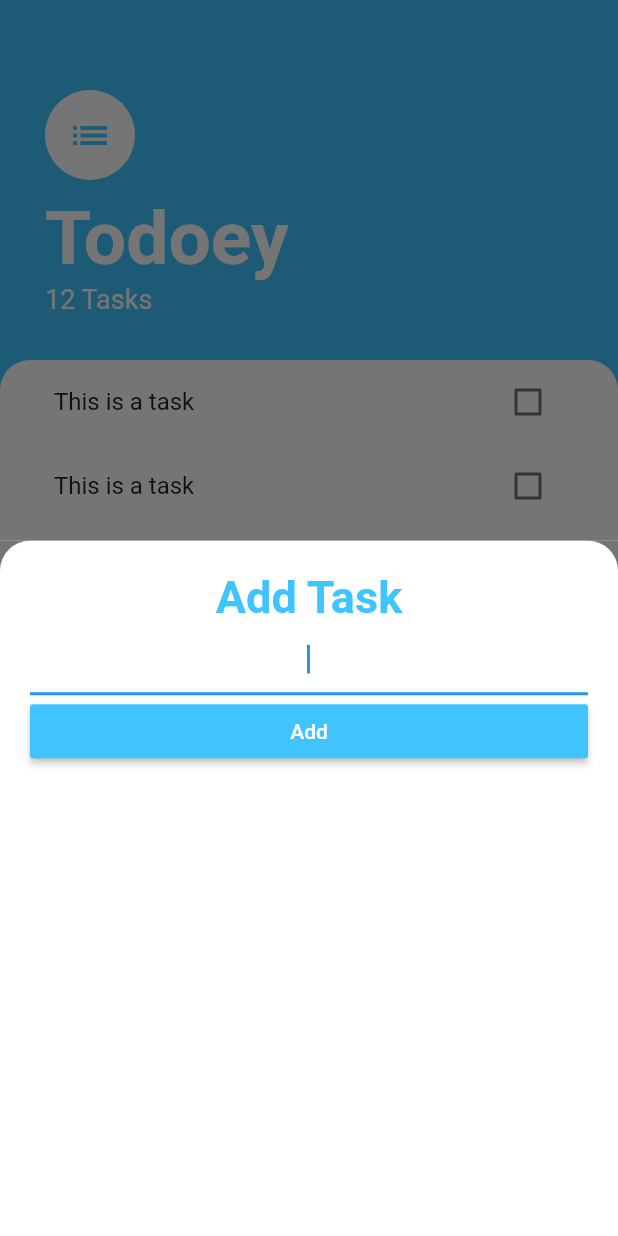
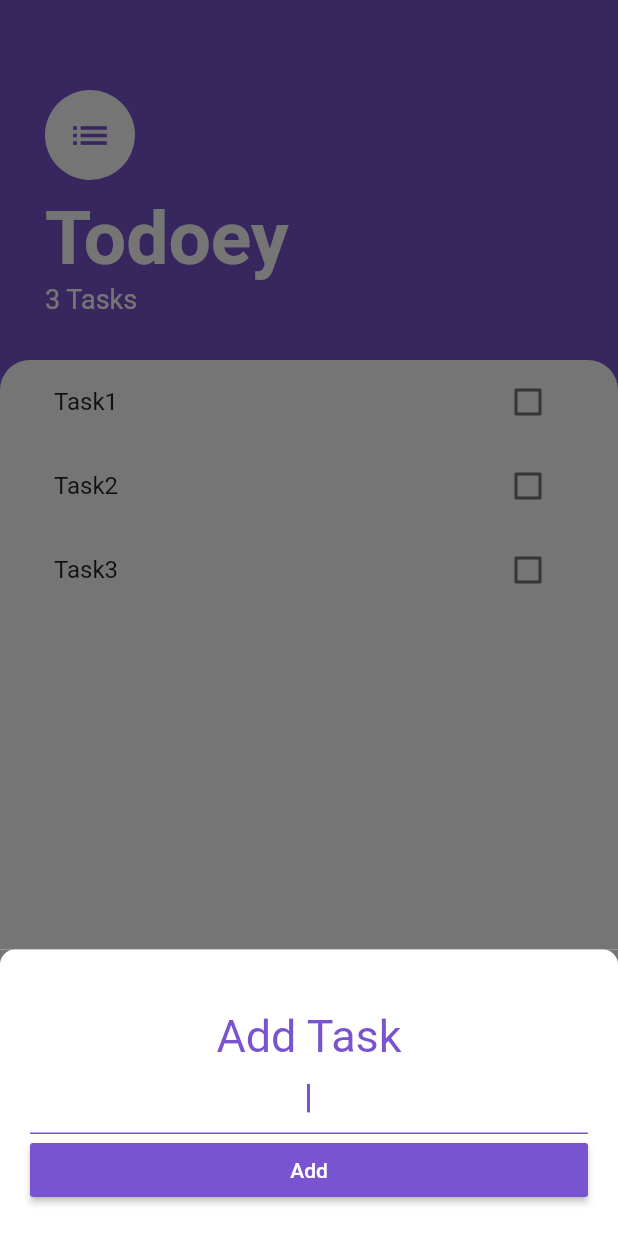
Before and after one commit to manvendrasingh09/Codes, a Flutter app: the TasksScreen screen opened directly, after a tap on the "add" icon, on a phone screen of 412 x 824 dp. Run offline on Flutter 3.47's test engine with Material 2 defaults, Android fonts, the phone set to English and light mode, and no system bars; our stand-ins replace animated_text_kit, audioplayers, cloud_firestore, firebase_auth, firebase_core, flutter_spinkit and 4 more; accounts and stored records are empty.

Commit message:
using Android Studio

```diff
--- a/AppDev/todoey/lib/main.dart
+++ b/AppDev/todoey/lib/main.dart
@@ -1,4 +1,6 @@
 import 'package:flutter/material.dart';
+import 'package:provider/provider.dart';
+import 'package:todoey/models/task_data.dart';
 import 'screens/task_screen.dart';
 
 void main() {
@@ -10,8 +12,11 @@ class MyApp extends StatelessWidget {
 
   @override
   Widget build(BuildContext context) {
-    return MaterialApp(
-      home: TasksScreen(),
+    return ChangeNotifierProvider(
+      create: (context) => TaskData(),
+      child: const MaterialApp(
+        home: TasksScreen(),
+      ),
     );
   }
 }
--- /dev/null
+++ b/AppDev/todoey/lib/models/task.dart
@@ -0,0 +1,9 @@
+class Task {
+  late final String name;
+  bool isDone;
+
+  Task({required this.name, this.isDone = false});
+  void toggleDone() {
+    isDone = !isDone;
+  }
+}
--- /dev/null
+++ b/AppDev/todoey/lib/models/task_data.dart
@@ -0,0 +1,35 @@
+import 'package:flutter/material.dart';
+import 'package:todoey/models/task.dart';
+import 'dart:collection';
+
+class TaskData extends ChangeNotifier {
+  final List<Task> _tasks = [
+    Task(name: 'Task1'),
+    Task(name: 'Task2'),
+    Task(name: 'Task3'),
+  ];
+
+  UnmodifiableListView<Task> get tasks {
+    return UnmodifiableListView(_tasks);
+  }
+
+  int get taskCount {
+    return _tasks.length;
+  }
+
+  void addTask(String newTaskTitle) {
+    final task = Task(name: newTaskTitle);
+    _tasks.add(task);
+    notifyListeners();
+  }
+
+  void updateTask(Task task) {
+    task.toggleDone();
+    notifyListeners();
+  }
+
+  void deleteTask(Task task) {
+    _tasks.remove(task);
+    notifyListeners();
+  }
+}
--- a/AppDev/todoey/lib/screens/add_task_screen.dart
+++ b/AppDev/todoey/lib/screens/add_task_screen.dart
@@ -1,40 +1,63 @@
 import 'package:flutter/material.dart';
+
+import 'package:provider/provider.dart';
+import 'package:todoey/models/task_data.dart';
 
 class AddTaskScreen extends StatelessWidget {
   const AddTaskScreen({super.key});
 
   @override
   Widget build(BuildContext context) {
+    late String newTaskTitle;
+
     return Container(
       color: const Color(0xFF757575),
       child: Container(
-        padding: const EdgeInsets.all(20),
+        padding: const EdgeInsets.all(20.0),
         decoration: const BoxDecoration(
           color: Colors.white,
           borderRadius: BorderRadius.only(
-            topRight: Radius.circular(20),
-            topLeft: Radius.circular(20),
+            topLeft: Radius.circular(10.0),
+            topRight: Radius.circular(10.0),
           ),
         ),
         child: Column(
           crossAxisAlignment: CrossAxisAlignment.stretch,
           children: [
+            const SizedBox(
+              height: 20.0,
+            ),
             const Text(
               'Add Task',
               textAlign: TextAlign.center,
               style: TextStyle(
-                color: Colors.lightBlueAccent,
-                fontWeight: FontWeight.bold,
-                fontSize: 30,
+                color: Color(0xFF7954D0),
+                fontSize: 30.0,
               ),
             ),
-            const TextField(
+            TextField(
+              decoration: const InputDecoration(
+                enabledBorder: UnderlineInputBorder(
+                  borderSide: BorderSide(color: Color(0xFF7954D0)),
+                ),
+                focusedBorder: UnderlineInputBorder(
+                  borderSide: BorderSide(color: Color(0xFF7954D0)),
+                ),
+              ),
+              cursorColor: const Color(0xFF7954D0),
               autofocus: true,
               textAlign: TextAlign.center,
+              onChanged: (newText) {
+                newTaskTitle = newText;
+              },
             ),
             MaterialButton(
-              color: Colors.lightBlueAccent,
-              onPressed: () {},
+              color: const Color(0xFF7954D0),
+              onPressed: () {
+                Provider.of<TaskData>(context, listen: false)
+                    .addTask(newTaskTitle);
+                Navigator.pop(context);
+              },
               child: const Text(
                 'Add',
                 style: TextStyle(
--- a/AppDev/todoey/lib/screens/task_screen.dart
+++ b/AppDev/todoey/lib/screens/task_screen.dart
@@ -1,6 +1,8 @@
 import 'package:flutter/material.dart';
+import 'package:todoey/models/task_data.dart';
 import 'package:todoey/widgets/tasks_list.dart';
 import 'package:todoey/screens/add_task_screen.dart';
+import 'package:provider/provider.dart';
 
 class TasksScreen extends StatelessWidget {
   const TasksScreen({super.key});
@@ -8,12 +10,21 @@ class TasksScreen extends StatelessWidget {
   @override
   Widget build(BuildContext context) {
     return Scaffold(
-      backgroundColor: Colors.lightBlueAccent,
+      backgroundColor: const Color(0xFF7954D0),
       floatingActionButton: FloatingActionButton(
-        backgroundColor: Colors.lightBlueAccent,
+        backgroundColor: const Color(0xFF7954D0),
         onPressed: () {
           showModalBottomSheet(
-              context: context, builder: (context) => const AddTaskScreen());
+            context: context,
+            isScrollControlled: true,
+            builder: (context) => SingleChildScrollView(
+              child: Container(
+                padding: EdgeInsets.only(
+                    bottom: MediaQuery.of(context).viewInsets.bottom),
+                child: const AddTaskScreen(),
+              ),
+            ),
+          );
         },
         child: const Icon(Icons.add),
       ),
@@ -23,22 +34,22 @@ class TasksScreen extends StatelessWidget {
           Container(
             padding:
                 const EdgeInsets.only(top: 60, left: 30, right: 30, bottom: 30),
-            child: const Column(
+            child: Column(
               crossAxisAlignment: CrossAxisAlignment.start,
               children: [
-                CircleAvatar(
+                const CircleAvatar(
                   backgroundColor: Colors.white,
                   radius: 30,
                   child: Icon(
                     Icons.list,
                     size: 30,
-                    color: Colors.lightBlueAccent,
+                    color: Color(0xFF7954D0),
                   ),
                 ),
-                SizedBox(
+                const SizedBox(
                   height: 10,
                 ),
-                Text(
+                const Text(
                   'Todoey',
                   style: TextStyle(
                     color: Colors.white,
@@ -47,8 +58,8 @@ class TasksScreen extends StatelessWidget {
                   ),
                 ),
                 Text(
-                  '12 Tasks',
-                  style: TextStyle(
+                  '${Provider.of<TaskData>(context).taskCount} Tasks',
+                  style: const TextStyle(
                     color: Colors.white,
                     fontSize: 18,
                   ),
--- a/AppDev/todoey/lib/widgets/tasks_list.dart
+++ b/AppDev/todoey/lib/widgets/tasks_list.dart
@@ -1,17 +1,31 @@
 import 'package:flutter/material.dart';
 import 'package:todoey/widgets/tasks_tile.dart';
+import 'package:provider/provider.dart';
+import 'package:todoey/models/task_data.dart';
 
 class TasksList extends StatelessWidget {
   const TasksList({super.key});
 
   @override
   Widget build(BuildContext context) {
-    return ListView(
-      children: const [
-        TaskTile(),
-        TaskTile(),
-        TaskTile(),
-      ],
+    return Consumer<TaskData>(
+      builder: (context, taskData, child) {
+        return ListView.builder(
+          itemBuilder: (context, index) {
+            return TaskTile(
+              taskTitle: taskData.tasks[index].name,
+              isChecked: taskData.tasks[index].isDone,
+              checkboxCallback: (checkboxState) {
+                taskData.updateTask(taskData.tasks[index]);
+              },
+              longPressCallback: () {
+                taskData.deleteTask(taskData.tasks[index]);
+              },
+            );
+          },
+          itemCount: taskData.taskCount,
+        );
+      },
     );
   }
 }
--- a/AppDev/todoey/lib/widgets/tasks_tile.dart
+++ b/AppDev/todoey/lib/widgets/tasks_tile.dart
@@ -1,53 +1,33 @@
 import 'package:flutter/material.dart';
 
-class TaskTile extends StatefulWidget {
-  const TaskTile({super.key});
+class TaskTile extends StatelessWidget {
+  const TaskTile(
+      {required this.taskTitle,
+      required this.isChecked,
+      required this.checkboxCallback,
+      required this.longPressCallback,
+      super.key});
 
-  @override
-  State<TaskTile> createState() => _TaskTileState();
-}
-
-class _TaskTileState extends State<TaskTile> {
-  bool isChecked = false;
+  final bool isChecked;
+  final String taskTitle;
+  final void Function(bool?) checkboxCallback;
+  final Function() longPressCallback;
 
   @override
   Widget build(BuildContext context) {
     return ListTile(
+      onLongPress: longPressCallback,
       title: Text(
-        'This is a task',
+        taskTitle,
         style: TextStyle(
           decoration: isChecked ? TextDecoration.lineThrough : null,
         ),
       ),
-      trailing: TaskCheckbox(
-        checkboxState: isChecked,
-        toggleCheckboxState: (bool? checkboxState) {
-          setState(
-            () {
-              isChecked = checkboxState ?? true;
-            },
-          );
-        },
+      trailing: Checkbox(
+        activeColor: const Color(0xFF7954D0),
+        value: isChecked,
+        onChanged: checkboxCallback,
       ),
     );
   }
 }
-
-class TaskCheckbox extends StatelessWidget {
-  final bool checkboxState;
-  final void Function(bool?) toggleCheckboxState;
-
-  const TaskCheckbox(
-      {super.key,
-      required this.checkboxState,
-      required this.toggleCheckboxState});
-
-  @override
-  Widget build(BuildContext context) {
-    return Checkbox(
-      activeColor: Colors.lightBlueAccent,
-      value: checkboxState,
-      onChanged: toggleCheckboxState,
-    );
-  }
-}
```
Also changed, not shown: AppDev/todoey/pubspec.yaml (+2 -74 lines), AppDev/todoey/pubspec.lock, 17 other files.
